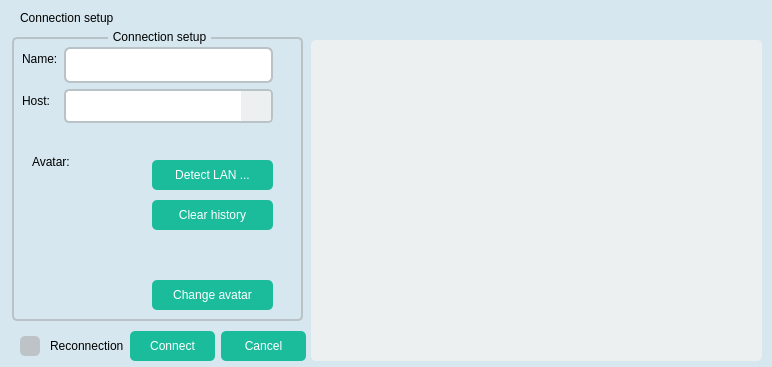
Mogara/QSanguosha-For-Hegemony, file src/dialog/connectiondialog.ui: the form before one commit.
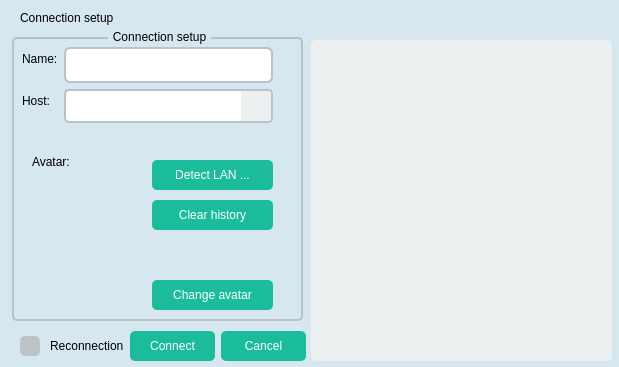
The form after the commit. Icons and pictures are not drawn.

Commit message: Speed up the loading of avatars in connection dialog

What changed in the file:
```diff
--- a/src/dialog/connectiondialog.ui
+++ b/src/dialog/connectiondialog.ui
@@ -9,7 +9,7 @@
    <rect>
     <x>0</x>
     <y>0</y>
-    <width>772</width>
+    <width>619</width>
     <height>367</height>
    </rect>
   </property>
@@ -471,17 +471,17 @@
 	color: white;
 }
 
-QListWidget {
+QListView {
 	border-radius: 5px;
 	background-color: rgb(236, 240, 241);
 	color: rgb(52, 73, 94);
 }
 
-QListWidget::item {
+QListView::item {
 	border-radius: 5px;
 }
 
-QListWidget::item:selected {
+QListView::item:selected {
 	background-color: rgb(26, 188, 156);
 	border: transparent;
 }
@@ -641,12 +641,12 @@
     </layout>
    </widget>
   </widget>
-  <widget class="QListWidget" name="avatarList">
+  <widget class="QListView" name="avatarList">
    <property name="geometry">
     <rect>
      <x>311</x>
      <y>40</y>
-     <width>451</width>
+     <width>301</width>
      <height>321</height>
     </rect>
    </property>
@@ -676,7 +676,7 @@
     <string>Connection setup</string>
    </property>
   </widget>
-  <widget class="QWidget" name="">
+  <widget class="QWidget" name="layoutWidget">
    <property name="geometry">
     <rect>
      <x>10</x>
```
Left out of the diff: 5 changed lines with no effect on the pictures. The commit also changes 9 other files.
